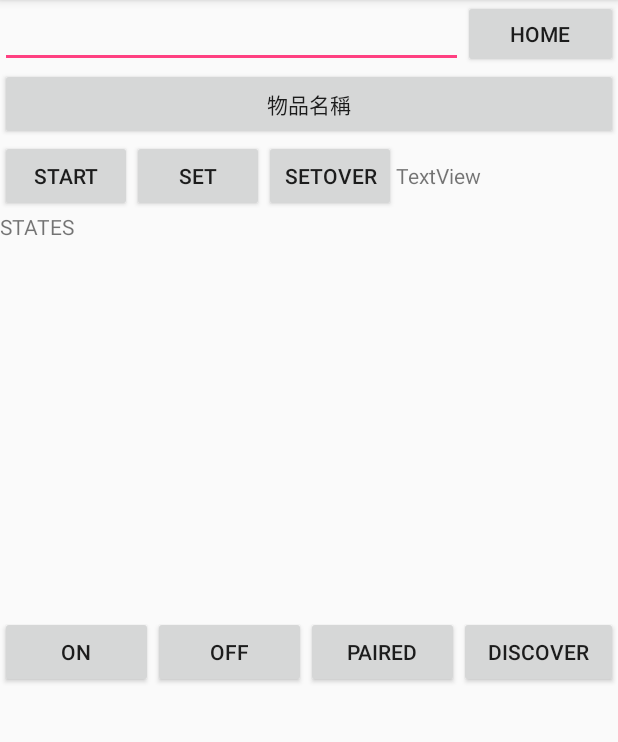
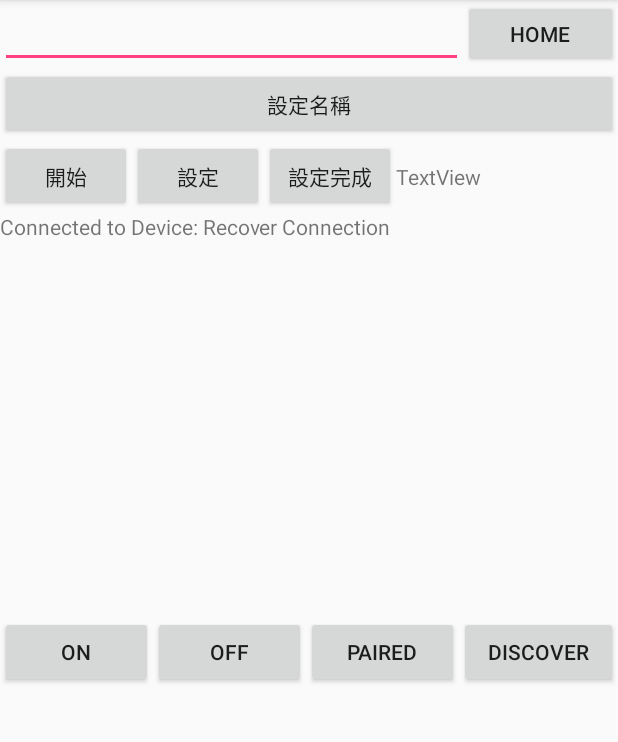
Before and after one commit to ater123zz00/Android-Bluetooth-app, an Android app: the connectbluetooth screen opened directly, with no data from a screen before it, on a phone screen of 412 x 824 dp, the part 84-826 px from its top. Run offline under Robolectric (Android 15) with nearby library versions, the phone set to English and light mode, and no system bars.

Commit message:
漏字問題修正 藍芽連線回復修正 可 掃描/被偵測 藍芽修正

```diff
--- a/app/src/main/AndroidManifest.xml
+++ b/app/src/main/AndroidManifest.xml
@@ -6,6 +6,10 @@
     <uses-permission android:name="android.permission.READ_EXTERNAL_STORAGE" />
     <uses-permission android:name="android.permission.BLUETOOTH" />
     <uses-permission android:name="android.permission.BLUETOOTH_ADMIN" />
+    <uses-permission android:name="android.permission.ACCESS_COARSE_LOCATION" />
+    <uses-permission android:name="android.permission.ACCESS_FINE_LOCATION" />
+    <uses-feature android:name="android.hardware.bluetooth_le" android:required="true"/>
+
     <application
         android:allowBackup="true"
         android:icon="@mipmap/ic_launcher"
--- a/app/src/main/java/com/example/user/afinal/connectbluetooth.java
+++ b/app/src/main/java/com/example/user/afinal/connectbluetooth.java
@@ -3,12 +3,14 @@ package com.example.user.afinal;
 import android.Manifest;
 import android.bluetooth.BluetoothAdapter;
 import android.bluetooth.BluetoothDevice;
+import android.bluetooth.BluetoothManager;
 import android.bluetooth.BluetoothSocket;
 import android.content.BroadcastReceiver;
 import android.content.Context;
 import android.content.Intent;
 import android.content.IntentFilter;
 import android.content.pm.PackageManager;
+import android.os.Build;
 import android.os.Bundle;
 import android.os.Handler;
 import android.os.SystemClock;
@@ -60,6 +62,7 @@ public class connectbluetooth extends AppCompatActivity {
     private Button homeBtn;
 
     private TextView collect;
+    private BluetoothManager bluetoothManager;
     private Handler mHandler;
     // Our main handler that will receive callback notifications
     private ConnectedThread mConnectedThread;
@@ -113,7 +116,9 @@ public class connectbluetooth extends AppCompatActivity {
 
         mReadBuffer.setMaxLines(50);
         mBTArrayAdapter = new ArrayAdapter<String>(this, android.R.layout.simple_list_item_1);
-        mBTAdapter = BluetoothAdapter.getDefaultAdapter(); // get a handle on the bluetooth radio
+        bluetoothManager =   (BluetoothManager) getSystemService(Context.BLUETOOTH_SERVICE);
+        if (bluetoothManager != null)
+            mBTAdapter = BluetoothAdapter.getDefaultAdapter(); // get a handle on the bluetooth radio
 
         mDevicesListView = (ListView) findViewById(R.id.devicesListView);
         mDevicesListView.setAdapter(mBTArrayAdapter); // assign model to view
@@ -135,26 +140,23 @@ public class connectbluetooth extends AppCompatActivity {
                     try {
                         String readMessage = null;
                         readMessage = new String((byte[]) msg.obj, "UTF-8");
-                        _recieveData = readMessage.split("\r");
+                        _recieveData = readMessage.split("\r\n");
                     } catch (UnsupportedEncodingException e) {
                         e.printStackTrace();
                     }
-                    if(_recieveData[0].length() < 2){
-                        collect.setText("ERROR!!");
-                        mReadBuffer.append("Miss message\r\n");
-                    }
-                    else {
+
                         collect.setText(_recieveData[0]);
                         _recieveData[0] += "\r\n";
                         mReadBuffer.append(_recieveData[0]);
 
-                        if (_recieveData[0].equals("check\r\n") || _recieveData[0].equals("heck")) {
+
+                        if (_recieveData[0].equals("check\r\n")) {
                             if (mConnectedThread != null) {
                                 mConnectedThread.write("Y");
                                 mReadBuffer.append("Y\r\n");
                             }
                         }
-                    }
+
                 }
 
                 if (msg.what == CONNECTING_STATUS) {
@@ -168,13 +170,9 @@ public class connectbluetooth extends AppCompatActivity {
         homeBtn.setOnClickListener(new View.OnClickListener() {
             @Override
             public void onClick(View view) {
-                //本機藍牙關閉當前連接
-                if(mBTSocket!=null) {
-                    try {
-                        mBTSocket.close();
-                    } catch (IOException e) {
-
-                    }
+                if(mBTSocket != null){
+                    try{mBTSocket.close();}
+                    catch (IOException e){}
                 }
                 //mBTAdapter.disable();
                 Intent intent = new Intent();
@@ -293,6 +291,7 @@ public class connectbluetooth extends AppCompatActivity {
                     checkRecord(s.toString());
                 }
             });
+            autoConnect();
     }
 
     private void bluetoothOn(View view) {
@@ -470,13 +469,11 @@ public class connectbluetooth extends AppCompatActivity {
                     // Read from the InputStream
                     bytes = mmInStream.available();
                     if (bytes > 0) {
-                        SystemClock.sleep(100); //pause and wait for rest of data. Adjust this depending on your sending speed.
+                        SystemClock.sleep(1000); //pause and wait for rest of data. Adjust this depending on your sending speed.
                         bytes = mmInStream.available(); // how many bytes are ready to be read?
                         bytes = mmInStream.read(buffer, 0, bytes); // record how many bytes we actually read
 
-                        byte[] buffer2 = new byte[1024];
-                        for(int i=0;i<bytes;i++)buffer2[i]=buffer[i];
-                        mHandler.obtainMessage(MESSAGE_READ, bytes, -1, buffer2).sendToTarget(); // Send the obtained bytes to the UI activity
+                        mHandler.obtainMessage(MESSAGE_READ, bytes, -1, buffer).sendToTarget(); // Send the obtained bytes to the UI activity
                     }
                 } catch (IOException e) {
                     e.printStackTrace();
@@ -575,4 +572,50 @@ public class connectbluetooth extends AppCompatActivity {
             }
         }
     }
+
+    public void autoConnect(){
+        final String address = "98:D3:32:21:2E:85";
+        final String name = "Recover Connection";
+
+        // Spawn a new thread to avoid blocking the GUI one
+        new Thread() {
+            public void run() {
+                boolean fail = false;
+                //取得裝置MAC找到連接的藍芽裝置
+                BluetoothDevice device = mBTAdapter.getRemoteDevice(address);
+
+                try {
+                    //建立藍芽socket
+                    mBTSocket = createBluetoothSocket(device);
+                } catch (IOException e) {
+                    fail = true;
+                    Toast.makeText(getBaseContext(), "Socket creation failed", Toast.LENGTH_SHORT).show();
+                }
+                // Establish the Bluetooth socket connection.
+                try {
+                    //建立藍芽連線
+                    mBTSocket.connect();
+                } catch (IOException e) {
+                    try {
+                        fail = true;
+                        mBTSocket.close(); //關閉socket
+                        //開啟執行緒 顯示訊息
+                        mHandler.obtainMessage(CONNECTING_STATUS, -1, -1)
+                                .sendToTarget();
+                    } catch (IOException e2) {
+                        //insert code to deal with this
+                        Toast.makeText(getBaseContext(), "Socket creation failed", Toast.LENGTH_SHORT).show();
+                    }
+                }
+                if (fail == false) {
+                    //開啟執行緒用於傳輸及接收資料
+                    mConnectedThread = new ConnectedThread(mBTSocket);
+                    mConnectedThread.start();
+                    //開啟新執行緒顯示連接裝置名稱
+                    mHandler.obtainMessage(CONNECTING_STATUS, 1, -1, name)
+                            .sendToTarget();
+                }
+            }
+        }.start();
+    }
 }
--- a/app/src/main/res/layout/activity_connectbluetooth.xml
+++ b/app/src/main/res/layout/activity_connectbluetooth.xml
@@ -45,7 +45,7 @@
             android:layout_width="match_parent"
             android:layout_height="wrap_content"
             android:layout_weight="1"
-            android:text="物品名稱" />
+            android:text="設定名稱" />
 
         <LinearLayout
             android:layout_width="wrap_content"
@@ -57,21 +57,21 @@
                 android:layout_width="wrap_content"
                 android:layout_height="wrap_content"
                 android:layout_weight="1"
-                android:text="Start" />
+                android:text="開始" />
 
             <Button
                 android:id="@+id/buttonset"
                 android:layout_width="wrap_content"
                 android:layout_height="wrap_content"
                 android:layout_weight="1"
-                android:text="Set" />
+                android:text="設定" />
 
             <Button
                 android:id="@+id/buttonsetOver"
                 android:layout_width="wrap_content"
                 android:layout_height="wrap_content"
                 android:layout_weight="1"
-                android:text="setOver" />
+                android:text="設定完成" />
 
             <TextView
                 android:id="@+id/collect"
```
